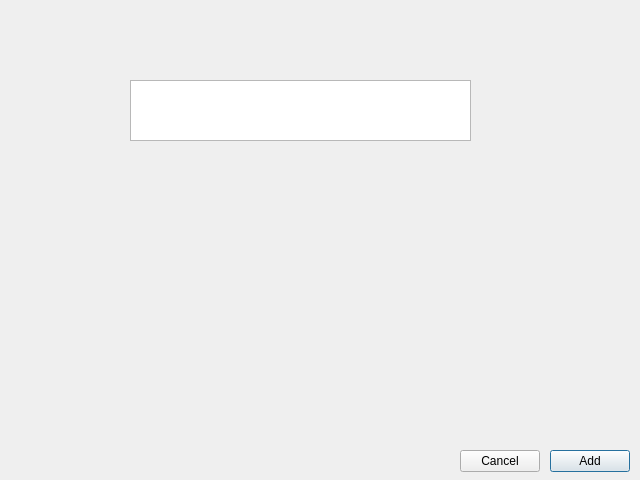
First picture: the form in newdownloaddialog.ui, repository stoic1979/DownloadManager, before the edit.
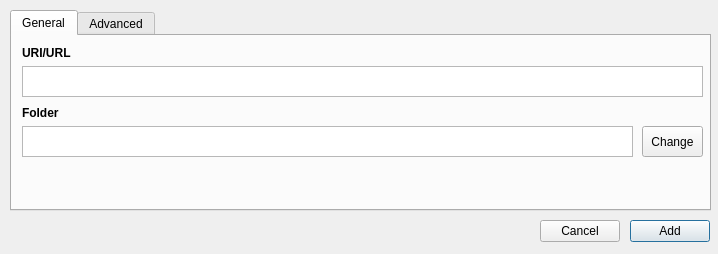
Second picture: the form after the edit.

The edit to the form file:
```diff
--- a/newdownloaddialog.ui
+++ b/newdownloaddialog.ui
@@ -6,8 +6,8 @@
    <rect>
     <x>0</x>
     <y>0</y>
-    <width>640</width>
-    <height>480</height>
+    <width>718</width>
+    <height>254</height>
    </rect>
   </property>
   <property name="windowTitle">
@@ -16,8 +16,8 @@
   <widget class="QPushButton" name="btnAddDownload">
    <property name="geometry">
     <rect>
-     <x>550</x>
-     <y>450</y>
+     <x>630</x>
+     <y>220</y>
      <width>80</width>
      <height>22</height>
     </rect>
@@ -29,8 +29,8 @@
   <widget class="QPushButton" name="btnCancelDownload">
    <property name="geometry">
     <rect>
-     <x>460</x>
-     <y>450</y>
+     <x>540</x>
+     <y>220</y>
      <width>80</width>
      <height>22</height>
     </rect>
@@ -39,15 +39,170 @@
     <string>Cancel</string>
    </property>
   </widget>
-  <widget class="QTextEdit" name="teUrl">
+  <widget class="QTabWidget" name="tabWidget">
    <property name="geometry">
     <rect>
-     <x>130</x>
-     <y>80</y>
-     <width>341</width>
-     <height>61</height>
+     <x>10</x>
+     <y>10</y>
+     <width>701</width>
+     <height>201</height>
     </rect>
    </property>
+   <property name="currentIndex">
+    <number>0</number>
+   </property>
+   <widget class="QWidget" name="tab">
+    <attribute name="title">
+     <string>General</string>
+    </attribute>
+    <widget class="QTextEdit" name="teUrl">
+     <property name="geometry">
+      <rect>
+       <x>10</x>
+       <y>30</y>
+       <width>681</width>
+       <height>31</height>
+      </rect>
+     </property>
+    </widget>
+    <widget class="QLabel" name="label">
+     <property name="geometry">
+      <rect>
+       <x>10</x>
+       <y>10</y>
+       <width>59</width>
+       <height>14</height>
+      </rect>
+     </property>
+     <property name="font">
+      <font>
+       <weight>75</weight>
+       <bold>true</bold>
+      </font>
+     </property>
+     <property name="text">
+      <string>URI/URL</string>
+     </property>
+    </widget>
+    <widget class="QTextEdit" name="teFolder">
+     <property name="geometry">
+      <rect>
+       <x>10</x>
+       <y>90</y>
+       <width>611</width>
+       <height>31</height>
+      </rect>
+     </property>
+    </widget>
+    <widget class="QLabel" name="label_2">
+     <property name="geometry">
+      <rect>
+       <x>10</x>
+       <y>70</y>
+       <width>59</width>
+       <height>14</height>
+      </rect>
+     </property>
+     <property name="font">
+      <font>
+       <weight>75</weight>
+       <bold>true</bold>
+      </font>
+     </property>
+     <property name="text">
+      <string>Folder</string>
+     </property>
+    </widget>
+    <widget class="QPushButton" name="btnChangeFolder">
+     <property name="geometry">
+      <rect>
+       <x>630</x>
+       <y>90</y>
+       <width>61</width>
+       <height>31</height>
+      </rect>
+     </property>
+     <property name="text">
+      <string>Change</string>
+     </property>
+    </widget>
+   </widget>
+   <widget class="QWidget" name="tab_2">
+    <attribute name="title">
+     <string>Advanced</string>
+    </attribute>
+    <widget class="QLabel" name="label_3">
+     <property name="geometry">
+      <rect>
+       <x>90</x>
+       <y>20</y>
+       <width>81</width>
+       <height>16</height>
+      </rect>
+     </property>
+     <property name="font">
+      <font>
+       <weight>75</weight>
+       <bold>true</bold>
+      </font>
+     </property>
+     <property name="text">
+      <string>User Agent</string>
+     </property>
+    </widget>
+    <widget class="QTextEdit" name="teUserAgent">
+     <property name="geometry">
+      <rect>
+       <x>190</x>
+       <y>10</y>
+       <width>501</width>
+       <height>31</height>
+      </rect>
+     </property>
+    </widget>
+    <widget class="QLabel" name="label_4">
+     <property name="geometry">
+      <rect>
+       <x>20</x>
+       <y>60</y>
+       <width>171</width>
+       <height>16</height>
+      </rect>
+     </property>
+     <property name="font">
+      <font>
+       <weight>75</weight>
+       <bold>true</bold>
+      </font>
+     </property>
+     <property name="text">
+      <string>Max. Download Speed</string>
+     </property>
+    </widget>
+    <widget class="QTextEdit" name="teDownloadSpeed">
+     <property name="geometry">
+      <rect>
+       <x>190</x>
+       <y>50</y>
+       <width>371</width>
+       <height>31</height>
+      </rect>
+     </property>
+    </widget>
+    <widget class="QLabel" name="label_5">
+     <property name="geometry">
+      <rect>
+       <x>570</x>
+       <y>60</y>
+       <width>59</width>
+       <height>14</height>
+      </rect>
+     </property>
+     <property name="text">
+      <string>KB/s</string>
+     </property>
+    </widget>
+   </widget>
   </widget>
  </widget>
  <resources/>
```
